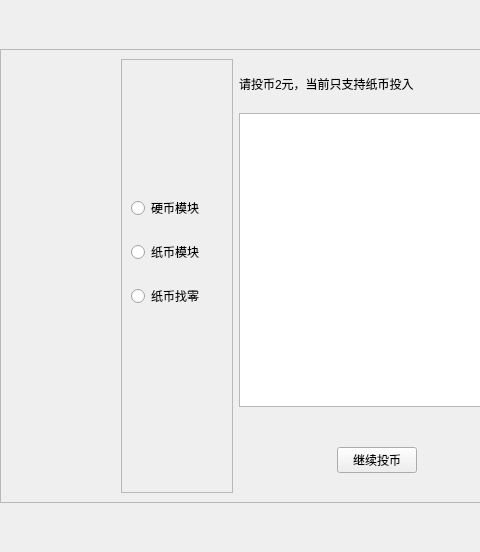
Before: the Qt Designer form ticket/CompensationFareWidget.ui in EllieYY/ism, drawn with Qt 5; both pictures show x 0 to 480 and y 140 to 692 of the 1031 by 832 pixel window.
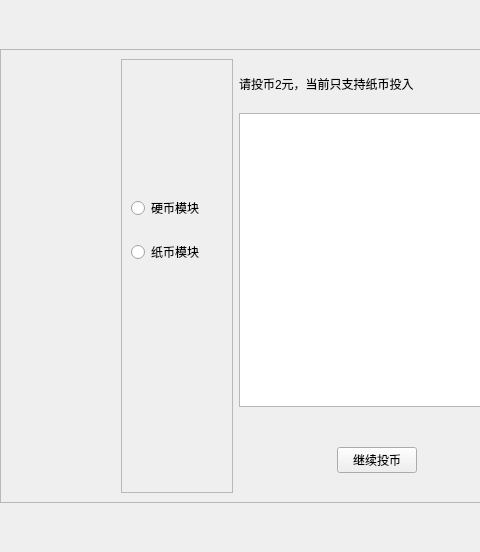
After: the same form once the commit is applied.

```diff
--- a/ticket/CompensationFareWidget.ui
+++ b/ticket/CompensationFareWidget.ui
@@ -77,7 +77,7 @@
            <property name="frameShadow">
             <enum>QFrame::Raised</enum>
            </property>
-           <layout class="QVBoxLayout" name="verticalLayout_3" stretch="1,0,0,0,1">
+           <layout class="QVBoxLayout" name="verticalLayout_3" stretch="1,0,0,1">
             <property name="spacing">
              <number>20</number>
             </property>
@@ -114,13 +114,6 @@
               </property>
              </widget>
             </item>
-            <item>
-             <widget class="QRadioButton" name="f53RadioBtn">
-              <property name="text">
-               <string>纸币找零</string>
-              </property>
-             </widget>
-            </item>
             <item>
              <spacer name="verticalSpacer_6">
               <property name="orientation">
```
